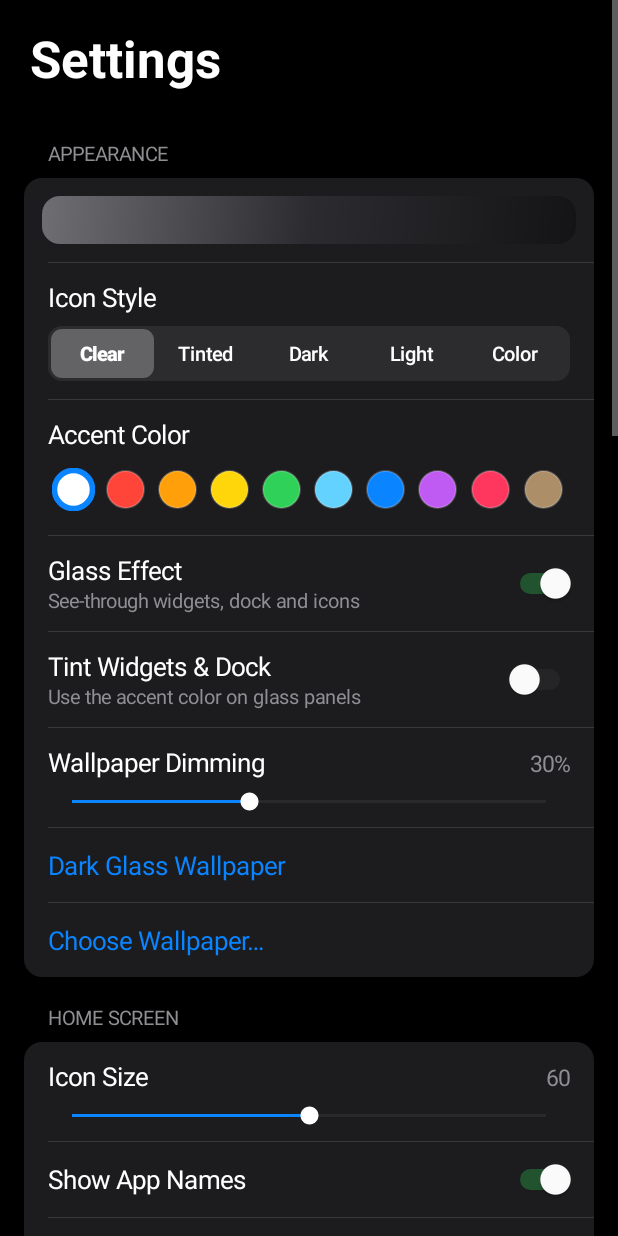
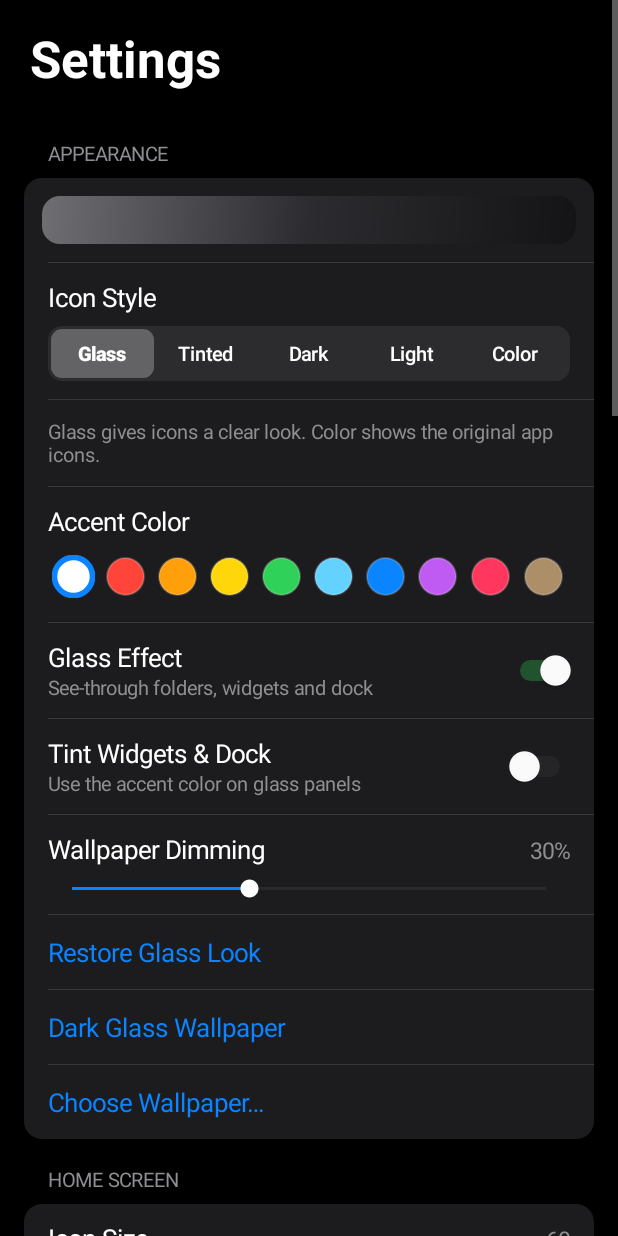
Before and after one commit to seventsin08-ctrl/LUNCHER, an Android app: the SettingsActivity screen opened directly, with no data from a screen before it, on a phone screen of 412 x 824 dp. Run offline under Robolectric (Android 15) with nearby library versions, the phone set to English and light mode, and no system bars.

Commit message:
Add glass appearance controls to folders

```diff
--- a/app/build.gradle.kts
+++ b/app/build.gradle.kts
@@ -11,8 +11,8 @@ android {
         applicationId = "com.luncher.home"
         minSdk = 26
         targetSdk = 35
-        versionCode = 4
-        versionName = "1.3"
+        versionCode = 5
+        versionName = "1.4"
     }
 
     buildTypes {
--- a/app/src/main/java/com/luncher/home/SettingsActivity.kt
+++ b/app/src/main/java/com/luncher/home/SettingsActivity.kt
@@ -95,12 +95,19 @@ class SettingsActivity : Activity() {
         addRow(look, previewRow!!, pad = true)
         refreshPreview()
         segment(look, "Icon Style", listOf(
-            "clear" to "Clear", "tinted" to "Tinted", "dark" to "Dark", "light" to "Light", "color" to "Color"
+            "clear" to "Glass", "tinted" to "Tinted", "dark" to "Dark", "light" to "Light", "color" to "Color"
         ), s.iconStyle) { s.iconStyle = it; refreshPreview() }
+        info(look, "Glass gives icons a clear look. Color shows the original app icons.")
         swatches(look, "Accent Color", s.tint) { s.tint = it; refreshPreview() }
-        toggle(look, "Glass Effect", "See-through widgets, dock and icons", s.glass) { s.glass = it }
+        toggle(look, "Glass Effect", "See-through folders, widgets and dock", s.glass) { s.glass = it }
         toggle(look, "Tint Widgets & Dock", "Use the accent color on glass panels", s.tintPanels) { s.tintPanels = it }
         slider(look, "Wallpaper Dimming", 0, 80, s.dim, { "$it%" }) { s.dim = it }
+        button(look, "Restore Glass Look", 0xFF0A84FF.toInt()) {
+            s.iconStyle = "clear"
+            s.glass = true
+            s.tintPanels = false
+            rebuild()
+        }
         button(look, "Dark Glass Wallpaper", 0xFF0A84FF.toInt()) {
             s.pendingEdit = false
             getSharedPreferences("luncher", MODE_PRIVATE).edit().putBoolean("s_apply_wallpaper", true).apply()
```
Also changed, not shown: app/src/main/java/com/luncher/home/Glass.kt (+15 -0 lines), app/src/main/java/com/luncher/home/MainActivity.kt (+4 -4 lines).
